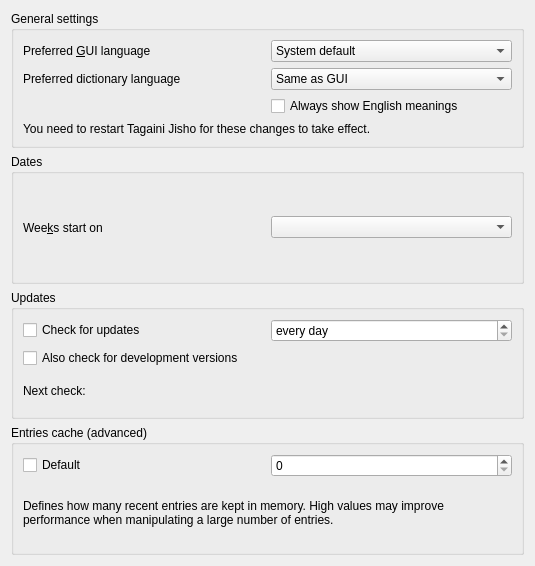
The window that src/gui/GeneralPreferences.ui (Gnurou/tagainijisho) describes before a commit, drawn with Qt 5.
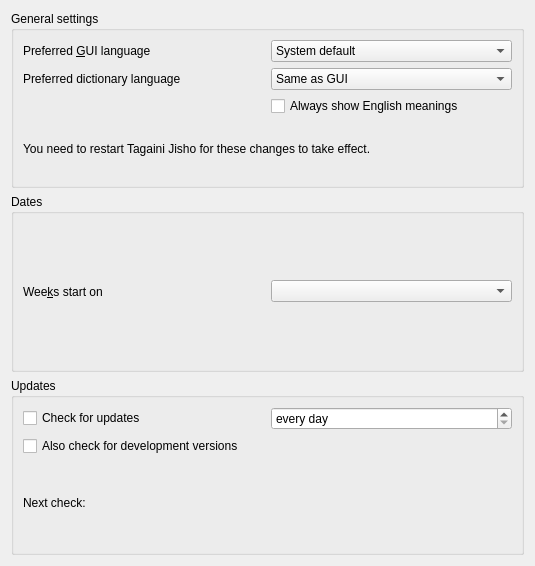
The same window after the commit.

Commit message:
Prefs: remove cache size preference
This accomplishes nothing beyond confusing users.

```diff
--- a/src/gui/GeneralPreferences.ui
+++ b/src/gui/GeneralPreferences.ui
@@ -172,52 +172,6 @@
      </layout>
     </widget>
    </item>
-   <item>
-    <widget class="QGroupBox" name="advancedGroupBox">
-     <property name="title">
-      <string>Entries cache (advanced)</string>
-     </property>
-     <layout class="QVBoxLayout" name="verticalLayout_4">
-      <item>
-       <layout class="QHBoxLayout" name="horizontalLayout_4">
-        <item>
-         <widget class="QCheckBox" name="cacheSizeDefault">
-          <property name="text">
-           <string>Default</string>
-          </property>
-         </widget>
-        </item>
-        <item>
-         <widget class="QSpinBox" name="cacheSize">
-          <property name="maximum">
-           <number>1000000</number>
-          </property>
-         </widget>
-        </item>
-       </layout>
-      </item>
-      <item>
-       <widget class="QLabel" name="label_4">
-        <property name="sizePolicy">
-         <sizepolicy hsizetype="Preferred" vsizetype="Minimum">
-          <horstretch>0</horstretch>
-          <verstretch>0</verstretch>
-         </sizepolicy>
-        </property>
-        <property name="text">
-         <string>Defines how many recent entries are kept in memory. High values may improve performance when manipulating a large number of entries.</string>
-        </property>
-        <property name="textFormat">
-         <enum>Qt::PlainText</enum>
-        </property>
-        <property name="wordWrap">
-         <bool>true</bool>
-        </property>
-       </widget>
-      </item>
-     </layout>
-    </widget>
-   </item>
   </layout>
  </widget>
  <tabstops>
```
Left out of the diff: 2 changed lines with no effect on the pictures. The commit also changes 3 other files.
